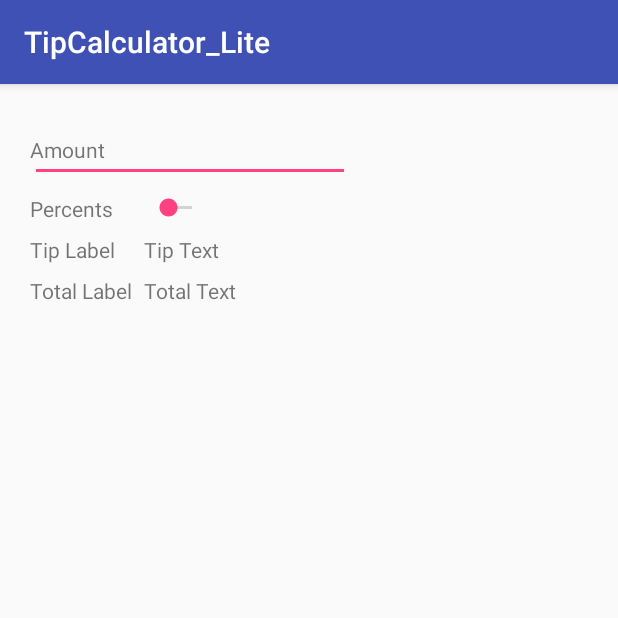
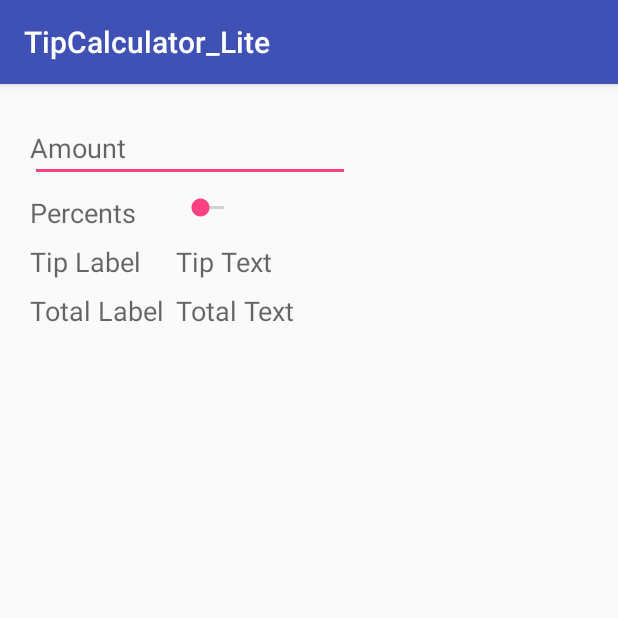
Before and after one commit to Poloz/text, an Android app: the screen it shows after launch (CalcActivity), on a phone screen of 412 x 824 dp, the top half of it. Run offline under Robolectric (Android 15) with nearby library versions, the phone set to English and light mode, and no system bars.

Commit message:
Small to medium

```diff
--- a/TipCalculator_Lite/app/src/main/res/layout/activity_calc.xml
+++ b/TipCalculator_Lite/app/src/main/res/layout/activity_calc.xml
@@ -28,13 +28,15 @@
         android:id="@+id/amountTextView"
         android:layout_column="0"
         android:layout_columnSpan="2"
-        android:layout_row="0" />
+        android:layout_row="0"
+        android:textAppearance="@android:style/TextAppearance.Material.Medium" />
 
     <TextView
         android:text="Percents"
         android:layout_width="wrap_content"
         android:layout_height="wrap_content"
-        android:id="@+id/percentTextView" />
+        android:id="@+id/percentTextView"
+        android:textAppearance="@android:style/TextAppearance.Material.Medium" />
 
     <SeekBar
         android:layout_width="wrap_content"
@@ -45,24 +47,28 @@
         android:text="Tip Label"
         android:layout_width="wrap_content"
         android:layout_height="wrap_content"
-        android:id="@+id/tipLabelTextView" />
+        android:id="@+id/tipLabelTextView"
+        android:textAppearance="@android:style/TextAppearance.Material.Medium" />
 
     <TextView
         android:text="Tip Text"
         android:layout_width="wrap_content"
         android:layout_height="wrap_content"
-        android:id="@+id/tipTextView" />
+        android:id="@+id/tipTextView"
+        android:textAppearance="@android:style/TextAppearance.Material.Medium" />
 
     <TextView
         android:text="Total Label"
         android:layout_width="wrap_content"
         android:layout_height="wrap_content"
-        android:id="@+id/totalLabelTextView" />
+        android:id="@+id/totalLabelTextView"
+        android:textAppearance="@android:style/TextAppearance.Material.Medium" />
 
     <TextView
         android:text="Total Text"
         android:layout_width="wrap_content"
         android:layout_height="wrap_content"
-        android:id="@+id/totalTextView" />
+        android:id="@+id/totalTextView"
+        android:textAppearance="@android:style/TextAppearance.Material.Medium" />
 
 </GridLayout>
```
Also changed, not shown: 1 other file.
